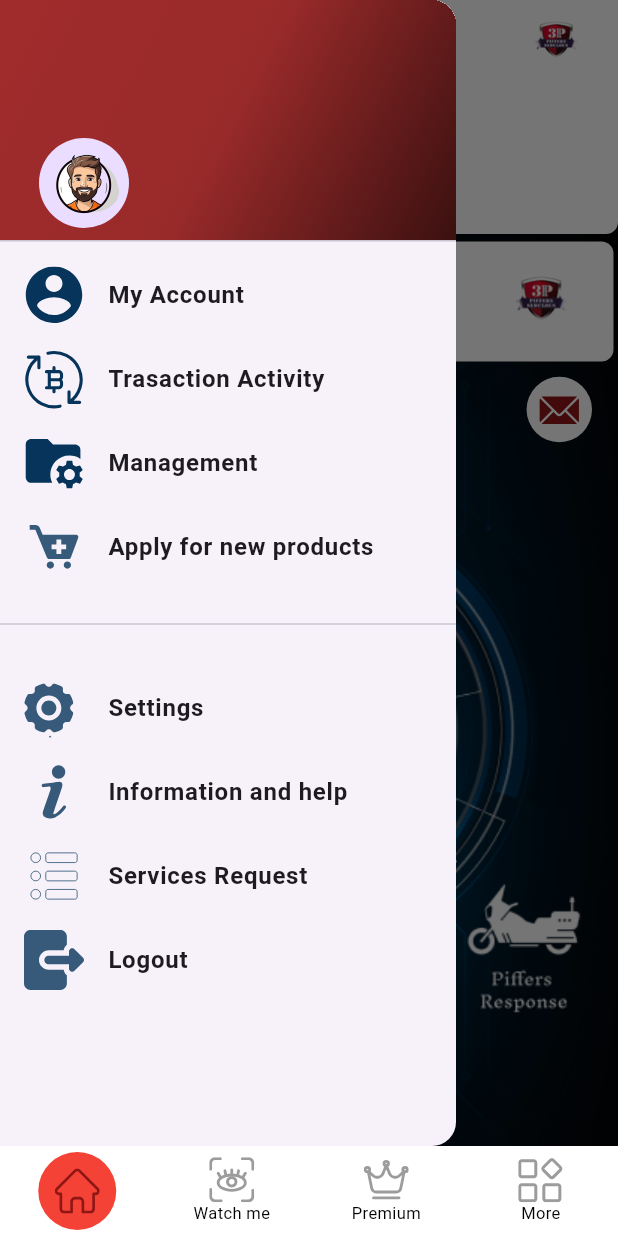
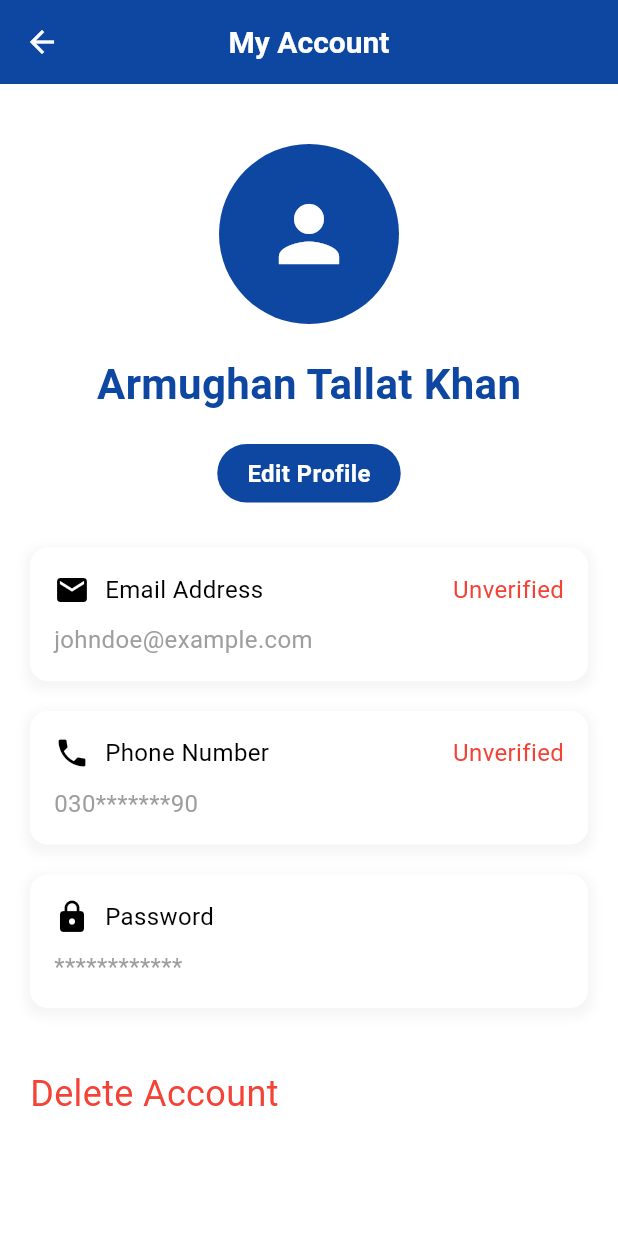
Before and after one commit to HussainMatloob/piffers, a Flutter app: the BottomNavbar screen opened directly, in the side drawer, after a tap on "My Account", on a phone screen of 412 x 824 dp. Run offline on Flutter 3.47's test engine with Material 3 defaults, Android fonts, the phone set to English and light mode, and no system bars; drawn by our look-alikes of flutter_snake_navigationbar; our stand-ins replace flutter_otp_text_field, flutter_svg, geolocator, get, google_fonts, google_maps_flutter and 4 more; missing offline and left inert: flutter_pdfview; accounts and stored records are empty; project files that could hold a hidden picture were left out.

Commit message:
Changes 27/01/25

```diff
--- a/lib/Views/BottomNav/Bottom_navbar.dart
+++ b/lib/Views/BottomNav/Bottom_navbar.dart
@@ -2,6 +2,7 @@ import 'package:flutter/material.dart';
 import 'package:flutter_snake_navigationbar/flutter_snake_navigationbar.dart';
 import 'package:piffers/Views/BottomNav/LocateResponder.dart';
 import 'package:google_fonts/google_fonts.dart';
+import 'package:piffers/Views/BottomNav/MoreScreen.dart';
 import 'package:piffers/Views/Screens/MapViewScreen.dart';
 import 'package:flutter_svg/flutter_svg.dart';
 import '../Screens/InboxScreen.dart';
@@ -29,7 +30,7 @@ class _BottomNavbarState extends State<BottomNavbar> {
     LocateResponder(),
     QuoteRequestScreen (),
     PetTrackingScreen(),
-    MapViewScreen(placeType: "Home")
+    MoreScreen(),
   ];
 
   @override
--- a/lib/Views/BottomNav/LocateResponder.dart
+++ b/lib/Views/BottomNav/LocateResponder.dart
@@ -4,6 +4,7 @@ import 'package:get/get.dart';
 import 'package:piffers/Views/BottomNav/MoreScreen.dart';
 import 'package:piffers/Views/BottomNav/RespondersList.dart';
 import 'package:piffers/Views/PdfScreen.dart';
+import 'package:piffers/Views/Screens/PetTrackingScreen.dart';
 import 'package:piffers/Views/Screens/SOSscreen.dart';
 import 'package:piffers/Views/Utils/utils.dart';
 import 'package:piffers/Views/controllers/Uicontroller.dart';
@@ -15,7 +16,9 @@ import 'package:geolocator/geolocator.dart';
 import 'package:permission_handler/permission_handler.dart';
 
 import '../Screens/NewPlaceScreen.dart';
+import '../Screens/UserProfile.dart';
 import '../Widgets/eye_container.dart';
+import '../controllers/places_controller.dart';
 import 'AddResponder.dart';
 
 class LocateResponder extends StatefulWidget {
@@ -24,6 +27,8 @@ class LocateResponder extends StatefulWidget {
 }
 
 class _LocateResponderState extends State<LocateResponder> {
+
+  final PlaceController placeController = Get.put(PlaceController());
   // Track the selected index for bottom navigation
   final AuthController authController = Get.put(AuthController());
   final UIController uiController = Get.put(UIController());
@@ -154,7 +159,12 @@ class _LocateResponderState extends State<LocateResponder> {
                         ),
                       ),
                       const SizedBox(height: 8,),
-                      const Row(
+                      GestureDetector(
+                        onTap: (){
+
+                          Get.to(PetTrackingScreen());
+                        },
+                        child: const Row(
                           children: [
                             CircleAvatar(
                               maxRadius: 30,
@@ -168,6 +178,7 @@ class _LocateResponderState extends State<LocateResponder> {
                             ),
                             Text("Track your Pets", style: TextStyle(fontSize: 18, color: Colors.black),)
                           ],
+                        ),
                       ),
                       const SizedBox(height: 16,),
 
@@ -309,6 +320,7 @@ class _LocateResponderState extends State<LocateResponder> {
                 ),
                 onTap: () {
                   // Handle Home tap
+                  Get.to(UserProfileScreen());
                 },
               ),
               ListTile(
@@ -487,10 +499,15 @@ class _LocateResponderState extends State<LocateResponder> {
                 ),
               ),
             ),
-            Column(
+            Positioned(
+              top: 0,
+              left: 0,
+              right: 0,
+              bottom: 0,
+              child: Column(
                 children: [
                   Container(
-                  height: 100,
+                    height: 110,
                     width: MediaQuery.of(context).size.width,
                     decoration: const BoxDecoration(
                       color: Colors.white,
@@ -547,14 +564,36 @@ class _LocateResponderState extends State<LocateResponder> {
                                 _showTopDialog(context);
                               }
                             },
-                          child: Container(
-                            width: 80,
-                            height: 5,
+                            child: Column(
+                              spacing: 3,
+                              children: [
+                                Container(
+                                width: 70,
+                                height: 4,
                                 alignment: Alignment.center,
                                 decoration: BoxDecoration(
                                   color: Colors.grey[700],
                                   borderRadius: BorderRadius.circular(25),
                                 ),
+                              ),   Container(
+                                width: 50,
+                                height: 4,
+                                alignment: Alignment.center,
+                                decoration: BoxDecoration(
+                                  color: Colors.grey[700],
+                                  borderRadius: BorderRadius.circular(25),
+                                ),
+                              ), Container(
+                                width: 30,
+                                height: 3,
+                                alignment: Alignment.center,
+                                decoration: BoxDecoration(
+                                  color: Colors.grey[700],
+                                  borderRadius: BorderRadius.circular(25),
+                                ),
+                              ),
+
+                            ],
                             ),
                           ),
                         ),
@@ -882,6 +921,7 @@ class _LocateResponderState extends State<LocateResponder> {
                   ),
                 ],
               ),
+            ),
           ],
         ),
       ),
--- /dev/null
+++ b/lib/Views/Screens/UserProfile.dart
@@ -0,0 +1,233 @@
+import 'package:flutter/material.dart';
+
+import '../Utils/utils.dart';
+
+class UserProfileScreen extends StatefulWidget {
+  @override
+  _UserProfileScreenState createState() => _UserProfileScreenState();
+}
+
+class _UserProfileScreenState extends State<UserProfileScreen> {
+
+  String _fullName = "";
+  @override
+  void initState() {
+    super.initState();
+    _loadFullName();
+  }
+
+  // Load full name from SharedPreferences
+  Future<void> _loadFullName() async {
+    String? fullName = await fetchName();
+    setState(() {
+      _fullName = fullName!;
+    });
+  }
+
+
+  Future<String?> fetchName() async {
+    // Try to get the full name saved in shared preferences
+    String? fullName = await Utils.getString("name"); // 'name' is the key for the full name
+
+    if (fullName != null && fullName.isNotEmpty) {
+      // If full name is found, return it
+      return fullName;
+    } else {
+
+      return fullName!.isEmpty ? "Armughan Tallat Khan" : fullName;
+    }
+  }
+
+  // You can later use this to manage state such as user information
+  String name = 'Abdur Rehman';
+  String email = 'johndoe@example.com';
+  String phoneNumber = '030*******90';
+  String password = '************';
+
+  @override
+  Widget build(BuildContext context) {
+    return Scaffold(
+      backgroundColor: Colors.white,
+      appBar: AppBar(
+        backgroundColor: Colors.blue[900],
+        elevation: 0,
+        leading: IconButton(
+          icon: const Icon(Icons.arrow_back, color: Colors.white),
+          onPressed: () {
+            Navigator.pop(context);
+          },
+        ),
+        title: const Text(
+          'My Account',
+          style: TextStyle(
+            color: Colors.white,
+            fontSize: 20,
+            fontWeight: FontWeight.bold,
+          ),
+        ),
+        centerTitle: true,
+      ),
+      body: SingleChildScrollView(
+        child: Column(
+          children: [
+            const SizedBox(height: 40),
+            // Circle Avatar for the Profile Picture
+            CircleAvatar(
+              radius: 60,
+              backgroundColor: Colors.blue[900],
+              child: const Icon(
+                Icons.person,
+                size: 60,
+                color: Colors.white,
+              ),
+            ),
+            const SizedBox(height: 20),
+
+            // Name Display
+            Text(
+              _fullName,
+              style: TextStyle(
+                color: Colors.blue[900],
+                fontSize: 28,
+                fontWeight: FontWeight.bold,
+              ),
+            ),
+            const SizedBox(height: 20),
+
+            // Edit Profile Button
+            GestureDetector(
+              onTap: () {
+                // Handle Edit Profile
+              },
+              child: Container(
+                padding: const EdgeInsets.symmetric(vertical: 8, horizontal: 20),
+                decoration: BoxDecoration(
+                  color: Colors.blue[900],
+                  borderRadius: BorderRadius.circular(30),
+                ),
+                child: const Text(
+                  'Edit Profile',
+                  style: TextStyle(
+                    color: Colors.white,
+                    fontSize: 16,
+                    fontWeight: FontWeight.bold,
+                  ),
+                ),
+              ),
+            ),
+            const SizedBox(height: 30),
+
+            // Email Container
+            _buildProfileContainer(
+              icon: Icons.email,
+              title: 'Email Address',
+              value: email,
+              isVerified: false,  // You can update this value dynamically
+            ),
+            const SizedBox(height: 20),
+
+            // Phone Number Container
+            _buildProfileContainer(
+              icon: Icons.phone,
+              title: 'Phone Number',
+              value: phoneNumber,
+              isVerified: false,  // Update as needed
+            ),
+            const SizedBox(height: 20),
+
+            // Password Container
+            _buildProfileContainer(
+              icon: Icons.lock,
+              title: 'Password',
+              value: password,
+              isVerified: true,  // Password verification can be handled later if needed
+            ),
+            const SizedBox(height: 40),
+
+            // Delete Account Text
+            const Padding(
+              padding: EdgeInsets.only(left: 20),
+              child: Align(
+                alignment: Alignment.bottomLeft,
+                child: Text(
+                  'Delete Account',
+                  style: TextStyle(
+                    color: Colors.red,
+                    fontSize: 24,
+                  ),
+                ),
+              ),
+            ),
+          ],
+        ),
+      ),
+    );
+  }
+
+  // Custom Widget for Profile Info Containers
+  Widget _buildProfileContainer({
+    required IconData icon,
+    required String title,
+    required String value,
+    required bool isVerified,
+  }) {
+    return Container(
+      margin: const EdgeInsets.symmetric(horizontal: 20),
+      padding: const EdgeInsets.all(16.0),
+      decoration: BoxDecoration(
+        color: Colors.white,
+        borderRadius: BorderRadius.circular(12),
+        boxShadow: [
+          BoxShadow(
+            color: Colors.grey.withOpacity(0.1),
+            spreadRadius: 3,
+            blurRadius: 5,
+            offset: const Offset(0, 3),
+          ),
+        ],
+      ),
+      child: Column(
+        crossAxisAlignment: CrossAxisAlignment.start,
+        children: [
+          Row(
+            mainAxisAlignment: MainAxisAlignment.spaceBetween,
+            children: [
+              Row(
+                children: [
+                  Icon(
+                    icon,
+                    color: Colors.black,
+                  ),
+                  const SizedBox(width: 10),
+                  Text(
+                    title,
+                    style: const TextStyle(
+                      color: Colors.black,
+                      fontSize: 16,
+                    ),
+                  ),
+                ],
+              ),
+              if (!isVerified)
+                const Text(
+                  'Unverified',
+                  style: TextStyle(
+                    color: Colors.red,
+                    fontSize: 16,
+                  ),
+                ),
+            ],
+          ),
+          const SizedBox(height: 10),
+          Text(
+            value,
+            style: const TextStyle(
+              color: Colors.grey,
+              fontSize: 16,
+            ),
+          ),
+        ],
+      ),
+    );
+  }
+}
--- a/lib/Views/auth/ResetPassword.dart
+++ b/lib/Views/auth/ResetPassword.dart
@@ -97,7 +97,7 @@ class _ResetPasswordState extends State<ResetPassword> {
       return;
     }
 
-    String? token=await  Utils.getString("OTP");
+    String? token=await  Utils.getString("Token");
     String? email=await  Utils.getString("email");
     print("=========================TOKEN : ${token} ===================================");
     print("=========================TOKEN : ${email} ===================================");
```
Also changed, not shown: lib/Views/Api Services/apiservice.dart (+49 -0 lines), lib/Views/Screens/SOSscreen.dart (+21 -9 lines), lib/Views/controllers/authcontroller.dart (+8 -4 lines), lib/Views/controllers/help_controller.dart (added, +34 -0 lines), lib/Views/controllers/sos_controller.dart (+142 -16 lines). Lines whose indentation alone changed are shown as unchanged.
